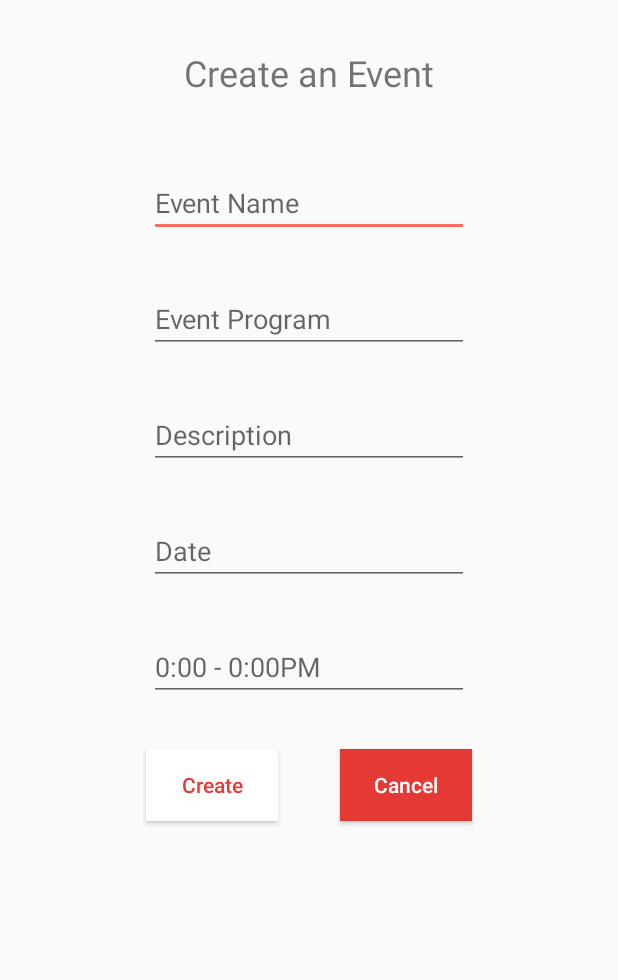
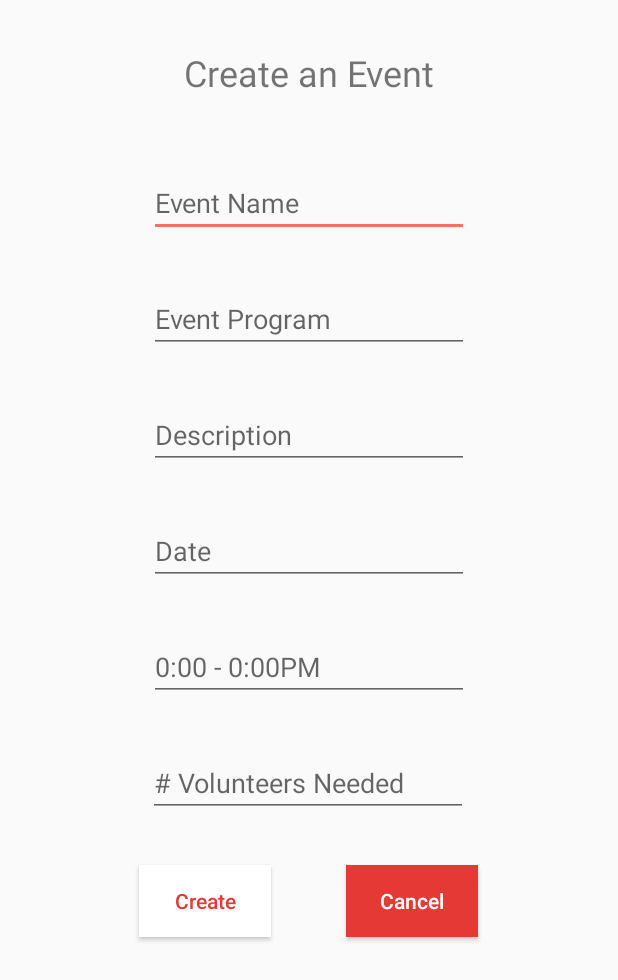
Before and after one commit to jbates888/CharityApp, an Android app: the screen it shows after launch once a user with an empty profile is signed in (MakeEventActivity), in the options menu, after a tap on "Create an Event", on a phone screen of 412 x 824 dp. Shown: the top 980 px of the screen. Run offline under Robolectric (Android 15) with nearby library versions, the phone set to English and light mode, and no system bars; our stand-ins replace Firebase (no records; nobody signed in at launch, a user with empty details on screens opened directly); 1 statement that could not run was skipped.

Commit message:
added "needed number of volunteers" to database and is shown in the details for everyone but the quest

```diff
--- a/app/src/main/java/com/example/charityapp/DonorActivity.java
+++ b/app/src/main/java/com/example/charityapp/DonorActivity.java
@@ -57,7 +57,7 @@ public class DonorActivity extends AppCompatActivity {
                         holder.itemView.setOnClickListener(new View.OnClickListener() {
                             @Override
                             public void onClick(View v) {
-                                Intent intent = new Intent(DonorActivity.this, AdminEventDetails.class);
+                                Intent intent = new Intent(DonorActivity.this, DonorEventDetails.class);
                                 intent.putExtra("Name", event.getName());
                                 intent.putExtra("Program", event.getProgram());
                                 intent.putExtra("Description", event.getDescription());
@@ -65,6 +65,7 @@ public class DonorActivity extends AppCompatActivity {
                                 intent.putExtra("Time", event.getTime());
                                 intent.putExtra("Funds", event.getFunding());
                                 intent.putExtra("Volunteers", event.getVolunteers());
+                                intent.putExtra("VolunteersNeeded", event.getVolunteersNeeded());
 
                                 startActivity(intent);
                             }
--- a/app/src/main/java/com/example/charityapp/DonorEventDetails.java
+++ b/app/src/main/java/com/example/charityapp/DonorEventDetails.java
@@ -14,11 +14,12 @@ public class DonorEventDetails extends AppCompatActivity {
     TextView timeTxt;
     TextView fundsTxt;
     TextView volsTxt;
+    TextView volsNeededTxt;
 
     @Override
     protected void onCreate(Bundle savedInstanceState) {
         super.onCreate(savedInstanceState);
-        setContentView(R.layout.activity_admin_event_details);
+        setContentView(R.layout.activity_donor_event_details);
 
         nameTxt = findViewById(R.id.event_details_title);
         progTxt = findViewById(R.id.event_details_prog);
@@ -27,6 +28,7 @@ public class DonorEventDetails extends AppCompatActivity {
         timeTxt = findViewById(R.id.event_details_time);
         fundsTxt = findViewById(R.id.event_details_funds);
         volsTxt = findViewById(R.id.event_details_vols);
+        volsNeededTxt = findViewById(R.id.event_details_volsNeeded);
 
 
         Bundle extras = getIntent().getExtras();
@@ -37,5 +39,6 @@ public class DonorEventDetails extends AppCompatActivity {
         timeTxt.setText("Time: "  +  extras.getString("Time"));
         fundsTxt.setText("Funding: "  +  extras.getString("Funds"));
         volsTxt.setText("Volunteers: "  +  extras.getString("Volunteers"));
+        volsNeededTxt.setText("Volunteers Needed: "  +  extras.getInt("VolunteersNeeded", 0));
     }
 }
--- a/app/src/main/java/com/example/charityapp/HomeActivity.java
+++ b/app/src/main/java/com/example/charityapp/HomeActivity.java
@@ -63,11 +63,21 @@ public class HomeActivity extends AppCompatActivity  {
                                 intent.putExtra("Time", event.getTime());
                                 intent.putExtra("Funds", event.getFunding());
                                 intent.putExtra("Volunteers", event.getVolunteers());
+                                intent.putExtra("VolunteersNeeded", event.getVolunteersNeeded());
 
 
                                 startActivity(intent);
+
                             }
                         });
+
+//                        holder.itemView.setOnLongClickListener(new View.OnLongClickListener() {
+//                            @Override
+//                            public boolean onLongClick(View v) {
+//                                Toast.makeText(getApplicationContext(), "here", Toast.LENGTH_LONG).show();
+//                                return false;
+//                            }
+//                        });
                     }
                 };
         recyclerView.setAdapter(firebaseRecyclerAdapter);
--- a/app/src/main/java/com/example/charityapp/MakeEventActivity.java
+++ b/app/src/main/java/com/example/charityapp/MakeEventActivity.java
@@ -22,7 +22,7 @@ public class MakeEventActivity extends AppCompatActivity {
 
     FirebaseDatabase mFirebasedatabase;
     DatabaseReference mRefrence;
-    EditText Name, Program, Description, Date, Time;
+    EditText Name, Program, Description, Date, Time, VolsNeeded;
     int maxId = 0;
     Button btn;
     Button cancelBtn;
@@ -39,6 +39,7 @@ public class MakeEventActivity extends AppCompatActivity {
         Description = findViewById(R.id.description_edit);
         Date = findViewById(R.id.date_edit);
         Time = findViewById(R.id.time_edit);
+        VolsNeeded = findViewById(R.id.volsNeeded_edit);
         btn = findViewById(R.id.create_btn);
         cancelBtn = findViewById(R.id.cancel_btn);
 
@@ -70,6 +71,7 @@ public class MakeEventActivity extends AppCompatActivity {
                 event.setTime(Time.getText().toString());
                 event.setFunding("$0");
                 event.setVolunteers("");
+                event.setVolunteersNeeded(Integer.parseInt(VolsNeeded.getText().toString()));
 
                 mRefrence.child(String.valueOf(maxId+1)).setValue(event);
 
--- a/app/src/main/java/com/example/charityapp/VolunteerActivty.java
+++ b/app/src/main/java/com/example/charityapp/VolunteerActivty.java
@@ -64,6 +64,7 @@ public class VolunteerActivty extends AppCompatActivity {
                                 intent.putExtra("Time", event.getTime());
                                 intent.putExtra("Funds", event.getFunding());
                                 intent.putExtra("Volunteers", event.getVolunteers());
+                                intent.putExtra("VolunteersNeeded", event.getVolunteersNeeded());
 
                                 startActivity(intent);
                             }
--- a/app/src/main/java/com/example/charityapp/VolunteerEventDetails.java
+++ b/app/src/main/java/com/example/charityapp/VolunteerEventDetails.java
@@ -14,6 +14,7 @@ public class VolunteerEventDetails extends AppCompatActivity {
     TextView timeTxt;
     TextView fundsTxt;
     TextView volsTxt;
+    TextView volsNeededTxt;
 
     @Override
     protected void onCreate(Bundle savedInstanceState) {
@@ -27,6 +28,7 @@ public class VolunteerEventDetails extends AppCompatActivity {
         timeTxt = findViewById(R.id.event_details_time);
         fundsTxt = findViewById(R.id.event_details_funds);
         volsTxt = findViewById(R.id.event_details_vols);
+        volsNeededTxt = findViewById(R.id.event_details_volsNeeded);
 
 
         Bundle extras = getIntent().getExtras();
@@ -37,5 +39,6 @@ public class VolunteerEventDetails extends AppCompatActivity {
         timeTxt.setText("Time: "  +  extras.getString("Time"));
         fundsTxt.setText("Funding: "  +  extras.getString("Funds"));
         volsTxt.setText("Volunteers: "  +  extras.getString("Volunteers"));
+        volsNeededTxt.setText("Volunteers Needed: "  +  extras.getInt("VolunteersNeeded", 0));
     }
 }
--- a/app/src/main/res/layout/activity_make_event.xml
+++ b/app/src/main/res/layout/activity_make_event.xml
@@ -77,6 +77,19 @@
         app:layout_constraintStart_toStartOf="parent"
         app:layout_constraintTop_toBottomOf="@+id/name_edit" />
 
+    <EditText
+        android:id="@+id/volsNeeded_edit"
+        android:layout_width="wrap_content"
+        android:layout_height="wrap_content"
+        android:layout_marginTop="32dp"
+        android:ems="10"
+        android:hint="# Volunteers Needed"
+        android:inputType="number"
+        app:layout_constraintEnd_toEndOf="parent"
+        app:layout_constraintHorizontal_bias="0.497"
+        app:layout_constraintStart_toStartOf="parent"
+        app:layout_constraintTop_toBottomOf="@+id/time_edit" />
+
     <Button
         android:id="@+id/create_btn"
         android:layout_width="wrap_content"
@@ -87,9 +100,9 @@
         android:textAllCaps="false"
         android:textColor="@color/colorPrimary"
         app:layout_constraintEnd_toEndOf="parent"
-        app:layout_constraintHorizontal_bias="0.3"
+        app:layout_constraintHorizontal_bias="0.285"
         app:layout_constraintStart_toStartOf="parent"
-        app:layout_constraintTop_toBottomOf="@+id/time_edit" />
+        app:layout_constraintTop_toBottomOf="@+id/volsNeeded_edit" />
 
     <Button
         android:id="@+id/cancel_btn"
@@ -101,7 +114,7 @@
         android:textAllCaps="false"
         android:textColor="#FFFFFF"
         app:layout_constraintEnd_toEndOf="parent"
-        app:layout_constraintHorizontal_bias="0.7"
+        app:layout_constraintHorizontal_bias="0.711"
         app:layout_constraintStart_toStartOf="parent"
-        app:layout_constraintTop_toBottomOf="@+id/time_edit" />
+        app:layout_constraintTop_toBottomOf="@+id/volsNeeded_edit" />
 </androidx.constraintlayout.widget.ConstraintLayout>
```
Also changed, not shown: app/src/main/java/com/example/charityapp/AdminEventDetails.java (+37 -0 lines), app/src/main/java/com/example/charityapp/Event.java (+13 -1 lines), app/src/main/res/layout/activity_admin_event_details.xml (+10 -0 lines), app/src/main/res/layout/activity_donor_event_details.xml (+11 -1 lines), app/src/main/res/layout/activity_volunteer_event_details.xml (+10 -0 lines).
